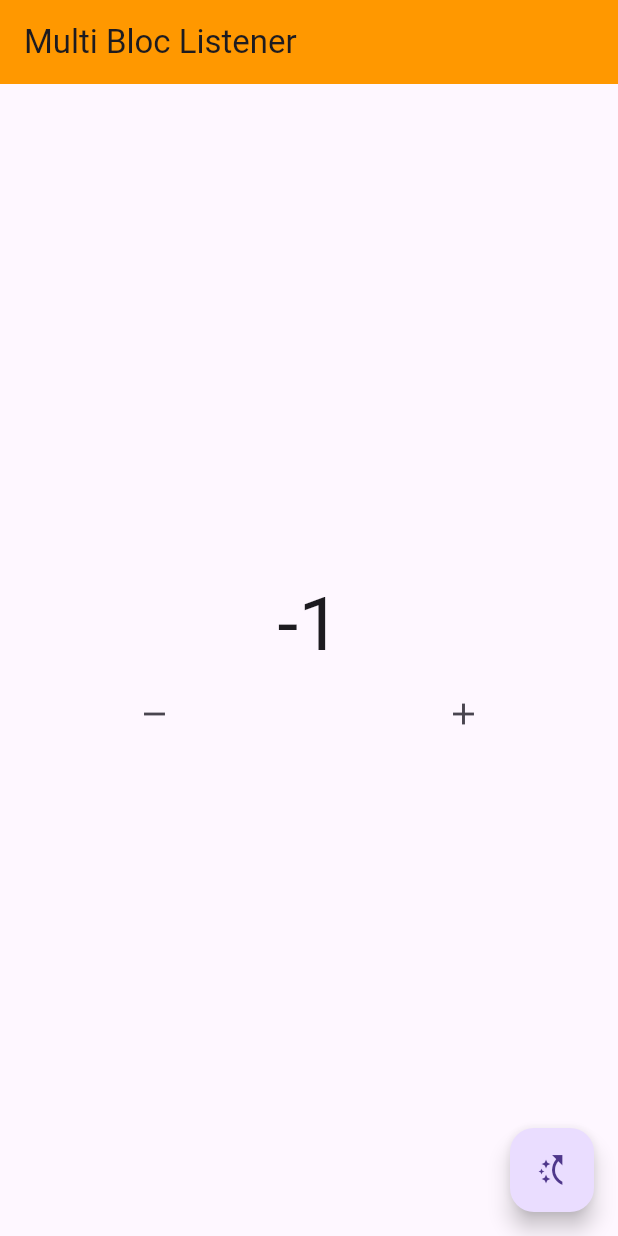
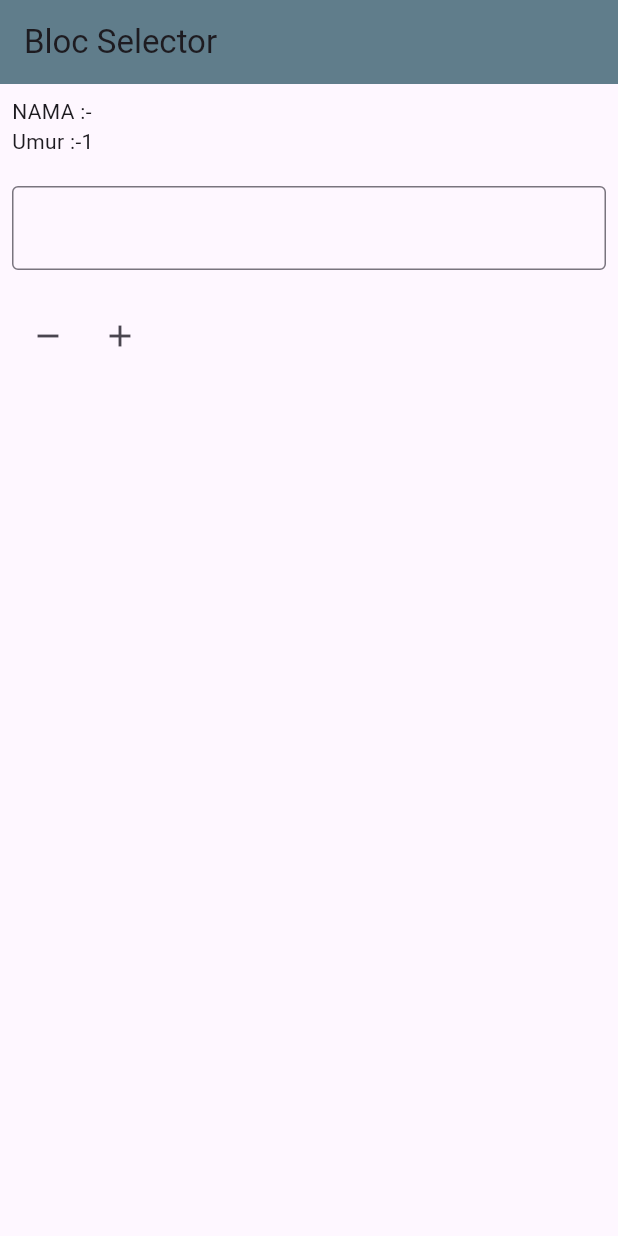
Before and after one commit to br0farhan/Bloc-Flutter, a Flutter app: the screen it shows after launch, after a tap on the "remove" icon, on a phone screen of 412 x 824 dp. Run offline on Flutter 3.47's test engine with Material 3 defaults, Android fonts, the phone set to English and light mode, and no system bars; our stand-ins replace bloc, flutter_bloc.

Commit message:
update bloc listener

```diff
--- a/lib/app.dart
+++ /dev/null
@@ -1,21 +0,0 @@
-import 'package:bloc_flutter/bloc/theme.dart';
-import 'package:bloc_flutter/pages/home.dart';
-import 'package:flutter/material.dart';
-import 'package:flutter_bloc/flutter_bloc.dart';
-
-class App extends StatelessWidget {
-  const App({super.key});
-
-  @override
-  Widget build(BuildContext context) {
-    ThemeBloc myTheme = context.read<ThemeBloc>();
-    return BlocBuilder<ThemeBloc, bool>(
-        bloc: myTheme,
-        builder: (context, state) {
-          return MaterialApp(
-            theme: state == true ? ThemeData.light() : ThemeData.dark(),
-            home: const HomePages(),
-          );
-        });
-  }
-}
--- a/lib/bloc/counter.dart
+++ /dev/null
@@ -1,8 +0,0 @@
-import 'package:bloc/bloc.dart';
-
-class CounterBloc extends Cubit<int> {
-  CounterBloc() : super(0);
-
-  void add() => emit(state +  1);
-  void remove() => emit(state -  1);
-}
--- a/lib/bloc/theme.dart
+++ /dev/null
@@ -1,8 +0,0 @@
-import 'package:bloc/bloc.dart';
-
-class ThemeBloc extends Cubit<bool> {
-  //true -> light | false -> dark
-  ThemeBloc() : super(true);
-
-  void changeTheme() => emit(!state);
-}
--- /dev/null
+++ b/lib/bloc/user.dart
@@ -0,0 +1,19 @@
+import 'package:bloc/bloc.dart';
+
+class UserBloc extends Cubit<Map<String, dynamic>> {
+  UserBloc() : super({"name": "-", "age": 0});
+
+  void changeName(String newName) {
+    emit({
+      "name": newName,
+      "age": state["age"],
+    });
+  }
+
+  void changeAge(int newAge) {
+    emit({
+      "name": state["name"],
+      "age": newAge,
+    });
+  }
+}
--- a/lib/main.dart
+++ b/lib/main.dart
@@ -1,12 +1,10 @@
-import 'package:bloc_flutter/app.dart';
-import 'package:bloc_flutter/bloc/counter.dart';
-import 'package:bloc_flutter/bloc/theme.dart';
+import 'package:bloc_flutter/bloc/user.dart';
 import 'package:bloc_flutter/pages/home.dart';
 import 'package:flutter/material.dart';
 import 'package:flutter_bloc/flutter_bloc.dart';
 
 void main() {
-  runApp(const MyApp());
+  runApp(MyApp());
 }
 
 class MyApp extends StatelessWidget {
@@ -14,14 +12,11 @@ class MyApp extends StatelessWidget {
 
   @override
   Widget build(BuildContext context) {
-   return MultiBlocProvider(providers: [
-    BlocProvider(create:
-    (context) => CounterBloc(),
-    ),
-     BlocProvider(create:
-    (context) => ThemeBloc(),
-    ),
-   ], child: App()
+    return MaterialApp(
+      home: BlocProvider(
+        create: (context) => UserBloc(),
+        child: const  HomePage(),
+      ),
     );
   }
 }
--- a/lib/pages/home.dart
+++ b/lib/pages/home.dart
@@ -1,91 +1,83 @@
-import 'package:bloc_flutter/bloc/counter.dart';
-import 'package:bloc_flutter/bloc/theme.dart';
+import 'package:bloc_flutter/bloc/user.dart';
 import 'package:flutter/material.dart';
 import 'package:flutter_bloc/flutter_bloc.dart';
 
-class HomePages extends StatelessWidget {
-  const HomePages({super.key});
+class HomePage extends StatelessWidget {
+  const HomePage({super.key});
 
   @override
   Widget build(BuildContext context) {
-    CounterBloc myCounter = context.read<CounterBloc>();
-    ThemeBloc myTheme = context.read<ThemeBloc>();
+    UserBloc userBloc = context.read<UserBloc>();
+
     return Scaffold(
       appBar: AppBar(
-        backgroundColor: Colors.orange,
-        title: const Text("Multi Bloc Listener"),
+        backgroundColor: Colors.blueGrey,
+        title: Text("Bloc Selector"),
       ),
-      floatingActionButton: FloatingActionButton(
-          child: const Icon(Icons.switch_access_shortcut),
-          onPressed: () {
-            myTheme.changeTheme();
-          }),
       body: Center(
-        child: Column(
-          mainAxisAlignment: MainAxisAlignment.center,
+          child: Padding(
+        padding: const EdgeInsets.all(8.0),
+        child: ListView(
           children: [
-            MultiBlocListener(
-              listeners: [
-                BlocListener<CounterBloc, int>(
-                  listenWhen: (previous, current) {
-                    if (current > 10) {
-                      return true;
-                    }
-                    return false;
-                  },
-                  listener: (context, state) {
-                    ScaffoldMessenger.of(context).showSnackBar(
-                      const SnackBar(
-                        content: Text("Datanya lebih dari 10"),
-                      ),
-                    );
-                  },
-                ),
-                BlocListener<ThemeBloc, bool>(
-                  listenWhen: (previous, current) {
-                    if (current == false) {
-                      return true;
-                    }
-                    return false;
-                  },
-                  listener: (context, state) {
-                    ScaffoldMessenger.of(context).showSnackBar(
-                      const SnackBar(
-                        duration: Duration(seconds: 1),
-                        content: Text("Theme is Dark"),
-                      ),
-                    );
-                  },
-                )
-              ],
-              child: BlocBuilder<CounterBloc, int>(
-                bloc: myCounter,
-                builder: (context, state) {
-                  return Text(
-                    "$state",
-                    style: const TextStyle(fontSize: 50),
-                  );
-                },
-              ),
+            BlocSelector<UserBloc, Map<String, dynamic>, String>(
+              selector: (state) => state["name"],
+              builder: (context, state) {
+                print("Text build : Nama");
+                return Text("NAMA :$state");
+              },
+            ),
+            BlocSelector<UserBloc, Map<String, dynamic>, int>(
+              selector: (state) => state["age"],
+              builder: (context, state) {
+                print("Text build : Umur");
+                return Text("Umur :$state");
+              },
+            ),
+            // TODO : Jika menggunakan Bloc Builder selama dalam wdiget didalamnya akan terbuild ulang semua
+            // BlocBuilder<UserBloc, Map<String, dynamic>>(
+            //   bloc: userBloc,
+            //   builder: (context, state) {
+            //     print("Text build : Nama");
+            //     return Text("NAMA :${state["name"]}");
+            //   },
+            // ),
+            // BlocBuilder<UserBloc, Map<String, dynamic>>(
+            //   bloc: userBloc,
+            //   builder: (context, state) {
+            //       print("Text build : Umur");
+            //     return Text("UMUR :${state["age"]} Tahun");
+            //   },
+            // ),
+
+            const SizedBox(
+              height: 20,
+            ),
+            TextField(
+              onChanged: (value) {
+                userBloc.changeName(value);
+              },
+              decoration: InputDecoration(border: OutlineInputBorder()),
+            ),
+            const SizedBox(
+              height: 20,
             ),
             Row(
-              mainAxisAlignment: MainAxisAlignment.spaceAround,
               children: [
                 IconButton(
                     onPressed: () {
-                      myCounter.remove();
+                      userBloc.changeAge(userBloc.state["age"] - 1);
                     },
                     icon: const Icon(Icons.remove)),
                 IconButton(
                     onPressed: () {
-                      myCounter.add();
+                      userBloc.changeAge(userBloc.state["age"] + 1);
                     },
                     icon: const Icon(Icons.add))
               ],
             )
           ],
         ),
-      ),
+      )),
     );
   }
 }
```
Also changed, not shown: 1 other file.
